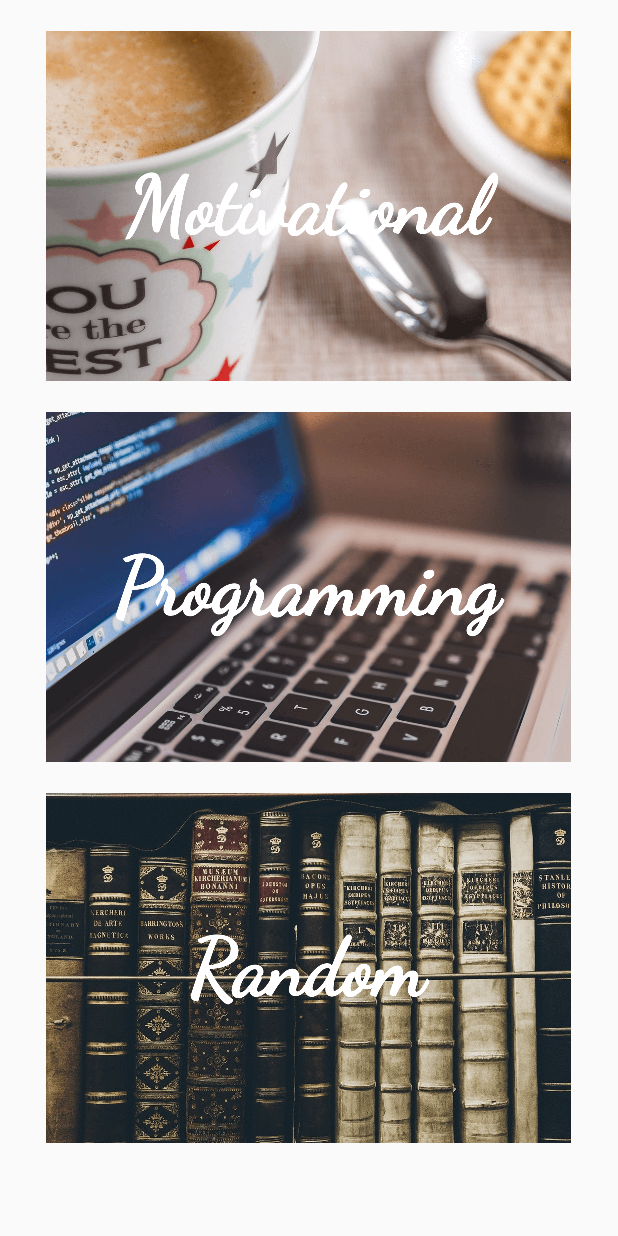
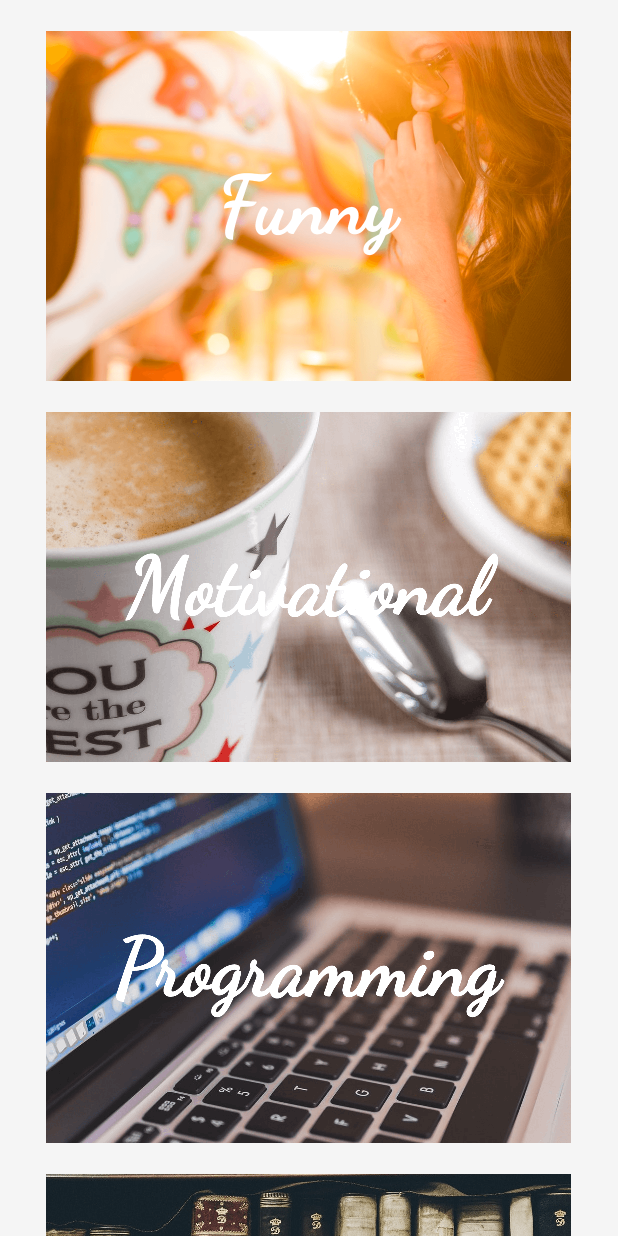
Before and after one commit to AbhayKV04/android-quote-machine, an Android app: the screen it shows after launch (MainActivity), on a phone screen of 412 x 824 dp. Run offline under Robolectric (Android 15) with nearby library versions, the phone set to English and light mode, and no system bars.

Commit message:
Update colors throughout the app and add start-up quotes functionality

```diff
--- a/app/src/main/java/abhaykv04/quotemachine/MainActivity.java
+++ b/app/src/main/java/abhaykv04/quotemachine/MainActivity.java
@@ -8,7 +8,7 @@ import android.widget.ImageButton;
 
 public class MainActivity extends AppCompatActivity {
 
-    private ImageButton progButton, motiButton, randButton;
+    private ImageButton progButton, motiButton, randButton, funnyButton, startButton;
 
     @Override
     protected void onCreate(Bundle savedInstanceState) {
@@ -20,6 +20,8 @@ public class MainActivity extends AppCompatActivity {
          * 1 - Programming
          * 2 - Motivational
          * 3 - Random
+         * 4 - Funny
+         * 5 - Start-Up
          */
 
         progButton = (ImageButton) findViewById(R.id.progButton);
@@ -54,5 +56,27 @@ public class MainActivity extends AppCompatActivity {
                 startActivity(intent);
             }
         });
+
+        funnyButton = (ImageButton) findViewById(R.id.funnyButton);
+        funnyButton.setOnClickListener(new View.OnClickListener() {
+            @Override
+            public void onClick(View view) {
+                Intent intent = new Intent(getApplicationContext(), QuoteActivity.class);
+                intent.putExtra("id", 4);
+                intent.putExtra("url", "http://api.icndb.com/jokes/random?firstName=Rajnikanth&lastName=&limitTo=[nerdy]");
+                startActivity(intent);
+            }
+        });
+
+        startButton = (ImageButton) findViewById(R.id.startButton);
+        startButton.setOnClickListener(new View.OnClickListener() {
+            @Override
+            public void onClick(View view) {
+                Intent intent = new Intent(getApplicationContext(), QuoteActivity.class);
+                intent.putExtra("id", 5);
+                intent.putExtra("url", "https://wisdomapi.herokuapp.com/v1/random");
+                startActivity(intent);
+            }
+        });
     }
 }
--- a/app/src/main/res/layout/activity_main.xml
+++ b/app/src/main/res/layout/activity_main.xml
@@ -4,6 +4,7 @@
     xmlns:tools="http://schemas.android.com/tools"
     android:layout_width="match_parent"
     android:layout_height="match_parent"
+    android:background="@color/mainColorPrimary"
     tools:context="abhaykv04.quotemachine.MainActivity">
 
     <ScrollView
@@ -16,6 +17,21 @@
             android:layout_width="match_parent"
             android:layout_height="wrap_content"
             android:orientation="vertical">
+
+            <TableRow
+                android:gravity="center_horizontal"
+                android:layout_width="match_parent"
+                android:layout_height="match_parent"
+                android:layout_marginTop="20dp"
+                android:layout_marginRight="20dp"
+                android:layout_marginLeft="20dp">
+
+                <ImageButton
+                    android:id="@+id/funnyButton"
+                    android:layout_width="350dp"
+                    android:layout_height="234dp"
+                    app:srcCompat="@drawable/funny" />
+            </TableRow>
 
             <TableRow
                 android:gravity="center_horizontal"
@@ -51,7 +67,9 @@
                 android:gravity="center_horizontal"
                 android:layout_width="match_parent"
                 android:layout_height="match_parent"
-                android:layout_margin="20dp">
+                android:layout_marginTop="20dp"
+                android:layout_marginRight="20dp"
+                android:layout_marginLeft="20dp">
 
                 <ImageButton
                     android:id="@+id/randButton"
@@ -59,6 +77,19 @@
                     android:layout_height="234dp"
                     app:srcCompat="@drawable/random" />
             </TableRow>
+
+            <TableRow
+                android:gravity="center_horizontal"
+                android:layout_width="match_parent"
+                android:layout_height="match_parent"
+                android:layout_margin="20dp">
+
+                <ImageButton
+                    android:id="@+id/startButton"
+                    android:layout_width="350dp"
+                    android:layout_height="234dp"
+                    app:srcCompat="@drawable/startup" />
+            </TableRow>
         </TableLayout>
     </ScrollView>
 </RelativeLayout>
--- a/app/src/main/res/layout/activity_welcome.xml
+++ b/app/src/main/res/layout/activity_welcome.xml
@@ -28,5 +28,6 @@
         android:textSize="20sp"
         android:textColor="@color/colorAccent"
         android:layout_below="@+id/welcomeTitle"
-        android:layout_centerHorizontal="true" />
+        android:layout_centerHorizontal="true"
+        android:layout_marginTop="11dp" />
 </RelativeLayout>
```
Also changed, not shown: app/src/main/java/abhaykv04/quotemachine/QuoteActivity.java (+36 -16 lines), app/src/main/res/layout/activity_quote.xml (+10 -5 lines), app/src/main/res/values/colors.xml (+26 -0 lines), app/src/main/res/drawable-hdpi/funny.png (added), app/src/main/res/drawable-hdpi/startup.png (added), app/src/main/res/drawable-mdpi/funny.png (added), app/src/main/res/drawable-mdpi/startup.png (added), app/src/main/res/drawable-xhdpi/funny.png (added), app/src/main/res/drawable-xhdpi/startup.png (added), app/src/main/res/drawable-xxhdpi/funny.png (added), app/src/main/res/drawable-xxhdpi/startup.png (added).
